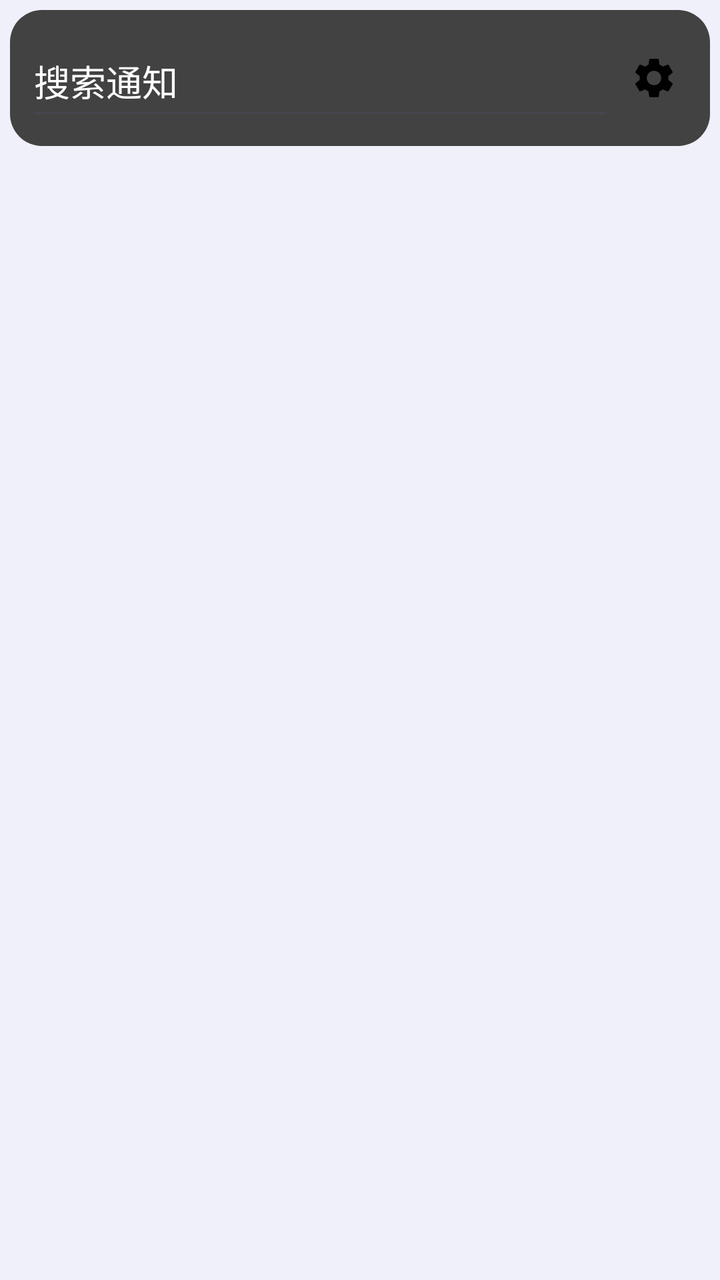
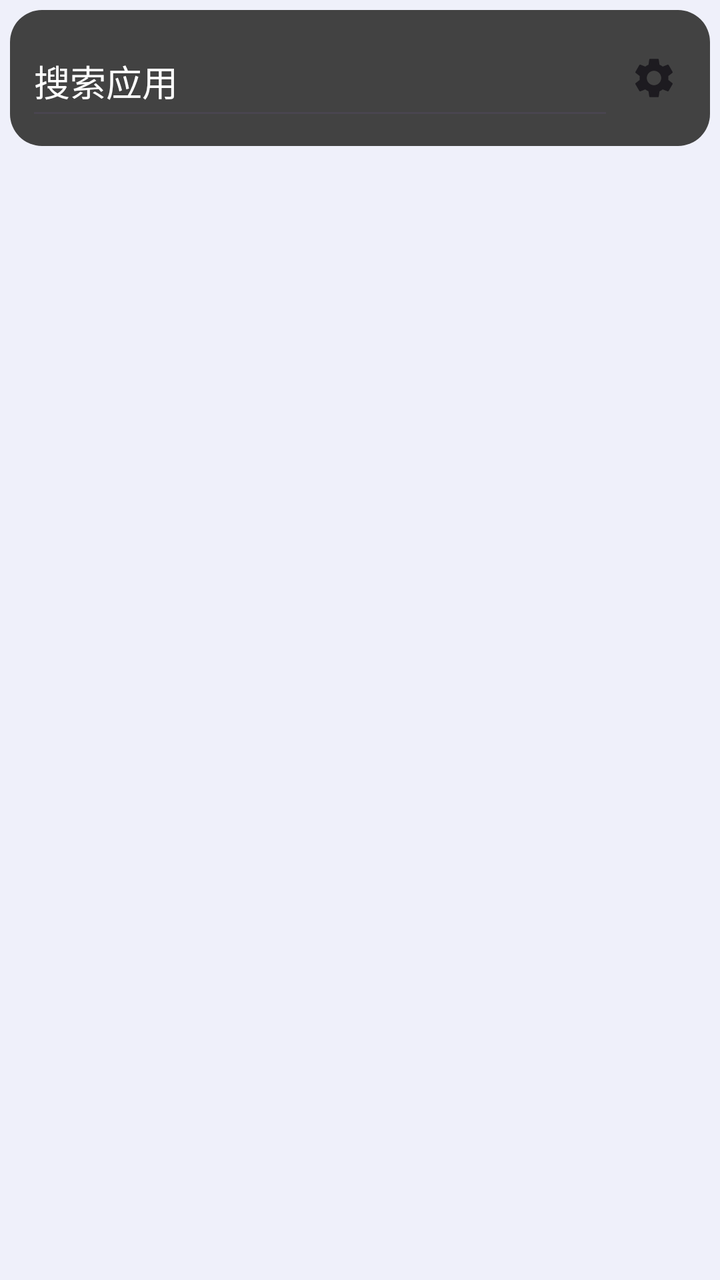

Screens rendered from an Android XML layout before and after an edit, with the pre-edit source and the edit as a unified diff.
<!-- AndroidManifest.xml: application theme Theme.Simplenotlistener -->
<!-- res/layout/blacklist_activity.xml -->
<LinearLayout xmlns:android="http://schemas.android.com/apk/res/android"
    xmlns:app="http://schemas.android.com/apk/res-auto"
    android:layout_width="match_parent"
    android:layout_height="match_parent"
    android:background="?backgroundColor"
    android:orientation="vertical">

    <LinearLayout
        android:layout_width="match_parent"
        android:layout_height="wrap_content"
        android:layout_marginLeft="5sp"
        android:layout_marginTop="5sp"
        android:layout_marginRight="5sp"
        android:layout_marginBottom="5sp"
        android:background="@drawable/rounded_background"
        android:gravity="center_vertical"
        android:orientation="horizontal">

        <com.google.android.material.textfield.TextInputEditText
            android:id="@+id/etSearchSettings"
            android:layout_width="0dp"
            android:layout_height="wrap_content"
            android:layout_weight="1"
            android:ems="10"
            android:hint="@string/search"
            android:inputType="textPersonName"
            android:minHeight="52sp"
            android:textColorHint="@color/text_color_white" />

        <ImageButton
            android:id="@+id/bBlackWhitelistSettings"
            android:layout_width="wrap_content"
            android:layout_height="wrap_content"
            android:background="@android:color/transparent"
            android:contentDescription="@string/select_all"
            android:padding="8dp"
            android:src="@drawable/baseline_settings_24"
            app:icon="@drawable/baseline_settings_24" />
    </LinearLayout>

    <FrameLayout
        android:layout_width="match_parent"
        android:layout_height="0dp"
        android:layout_weight="1"
        android:orientation="vertical">

        <androidx.recyclerview.widget.RecyclerView
            android:id="@+id/lvSettings"
            android:layout_width="match_parent"
            android:layout_height="match_parent" />

        <LinearLayout
            android:id="@+id/alphabetIndex"
            android:layout_width="28dp"
            android:layout_height="wrap_content"
            android:layout_gravity="end|center_vertical"
            android:layout_marginEnd="4dp"
            android:background="?cardBackgroundColor"
            android:gravity="center"
            android:orientation="vertical" />
    </FrameLayout>
</LinearLayout>
<!-- resources referenced by this layout -->
<resources>
  <color name="text_color_white">#FFFFFF</color>
  <!-- drawable baseline_settings_24 (drawable) -->
  <vector xmlns:android="http://schemas.android.com/apk/res/android"
      android:width="24dp"
      android:height="24dp"
      android:tint="#000000"
      android:viewportWidth="24"
      android:viewportHeight="24">
  
      <path
          android:fillColor="@android:color/white"
          android:pathData="M19.14,12.94c0.04,-0.3 0.06,-0.61 0.06,-0.94c0,-0.32 -0.02,-0.64 -0.07,-0.94l2.03,-1.58c0.18,-0.14 0.23,-0.41 0.12,-0.61l-1.92,-3.32c-0.12,-0.22 -0.37,-0.29 -0.59,-0.22l-2.39,0.96c-0.5,-0.38 -1.03,-0.7 -1.62,-0.94L14.4,2.81c-0.04,-0.24 -0.24,-0.41 -0.48,-0.41h-3.84c-0.24,0 -0.43,0.17 -0.47,0.41L9.25,5.35C8.66,5.59 8.12,5.92 7.63,6.29L5.24,5.33c-0.22,-0.08 -0.47,0 -0.59,0.22L2.74,8.87C2.62,9.08 2.66,9.34 2.86,9.48l2.03,1.58C4.84,11.36 4.8,11.69 4.8,12s0.02,0.64 0.07,0.94l-2.03,1.58c-0.18,0.14 -0.23,0.41 -0.12,0.61l1.92,3.32c0.12,0.22 0.37,0.29 0.59,0.22l2.39,-0.96c0.5,0.38 1.03,0.7 1.62,0.94l0.36,2.54c0.05,0.24 0.24,0.41 0.48,0.41h3.84c0.24,0 0.44,-0.17 0.47,-0.41l0.36,-2.54c0.59,-0.24 1.13,-0.56 1.62,-0.94l2.39,0.96c0.22,0.08 0.47,0 0.59,-0.22l1.92,-3.32c0.12,-0.22 0.07,-0.47 -0.12,-0.61L19.14,12.94zM12,15.6c-1.98,0 -3.6,-1.62 -3.6,-3.6s1.62,-3.6 3.6,-3.6s3.6,1.62 3.6,3.6S13.98,15.6 12,15.6z" />
  
  </vector>
  <!-- drawable rounded_background (drawable) -->
  <?xml version="1.0" encoding="utf-8"?>
  <shape xmlns:android="http://schemas.android.com/apk/res/android"
      android:shape="rectangle">
      <corners android:radius="16dp" />
      <solid android:color="@color/background_dark_cardview" />
      <padding
          android:bottom="8dp"
          android:left="8dp"
          android:right="8dp"
          android:top="8dp" />
  </shape>
  <string name="search">搜索通知</string>
  <string name="select_all">全选</string>
  <style name="Theme.Simplenotlistener" parent="Theme.Material3.DayNight">
  
          <item name="colorPrimary">@color/cyan_light</item>
          <item name="colorPrimaryVariant">@color/cyan_dark</item>
          <item name="colorOnPrimary">@color/cyan_white</item>
  
          <item name="colorSecondary">@color/blue</item>
          <item name="colorSecondaryVariant">@color/blue_white</item>
          <item name="colorOnSecondary">@color/blue_dark</item>
  
          <item name="cardBackgroundColor">@color/background_light_cardview</item>
          <item name="android:textColor">@color/text_color_black</item>
  
          <item name="backgroundColor">@color/background</item>
          <item name="android:windowOptOutEdgeToEdgeEnforcement" tools:targetApi="35">true</item>
      </style>
  <color name="background_dark_cardview">#424242</color>
  <color name="cyan_light">#baddf9</color>
  <color name="cyan_dark">#89abc6</color>
  <color name="cyan_white">#edffff</color>
  <color name="blue">#42a5f5</color>
  <color name="blue_white">#80d6ff</color>
  <color name="blue_dark">#0077c2</color>
  <color name="background_light_cardview">#F5F5F5</color>
  <color name="text_color_black">#212121</color>
  <color name="background">#eff0fa</color>
</resources>

<!-- the commit's change to res/layout/blacklist_activity.xml (unified diff, before → after) -->
@@ -22,7 +22,7 @@
             android:layout_height="wrap_content"
             android:layout_weight="1"
             android:ems="10"
-            android:hint="@string/search"
+            android:hint="@string/search_apps"
             android:inputType="textPersonName"
             android:minHeight="52sp"
             android:textColorHint="@color/text_color_white" />
@@ -35,6 +35,7 @@
             android:contentDescription="@string/select_all"
             android:padding="8dp"
             android:src="@drawable/baseline_settings_24"
+            android:tint="?android:textColorPrimary"
             app:icon="@drawable/baseline_settings_24" />
     </LinearLayout>
 
<!-- resource entries referenced after the edit -->
@@ -26,7 +26,7 @@
           android:right="8dp"
           android:top="8dp" />
   </shape>
-  <string name="search">搜索通知</string>
+  <string name="search_apps">搜索应用</string>
   <string name="select_all">全选</string>
   <style name="Theme.Simplenotlistener" parent="Theme.Material3.DayNight">
   
